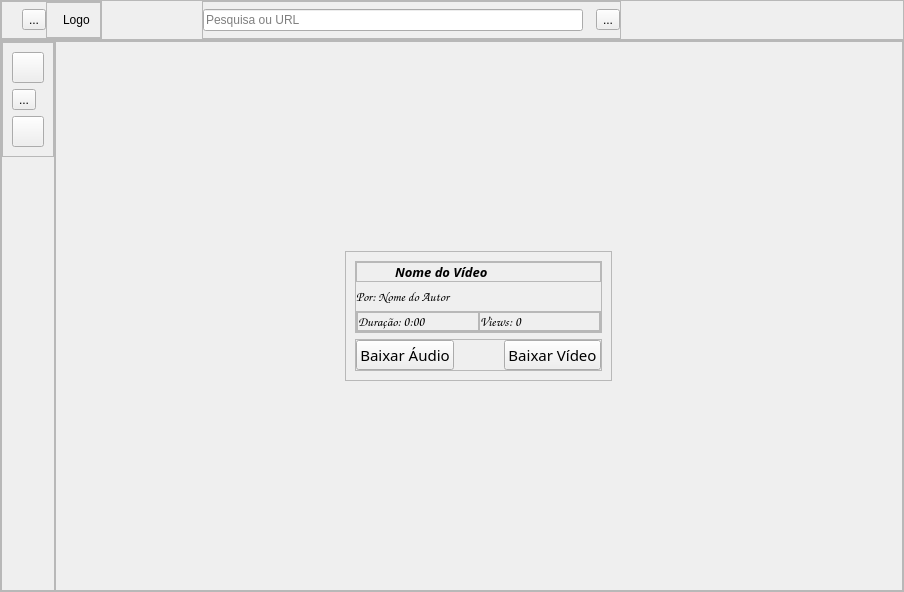
This is pytube.ui in ctrl-brokencode/PyTube as Qt 5 draws it before an edit. The edited form follows.
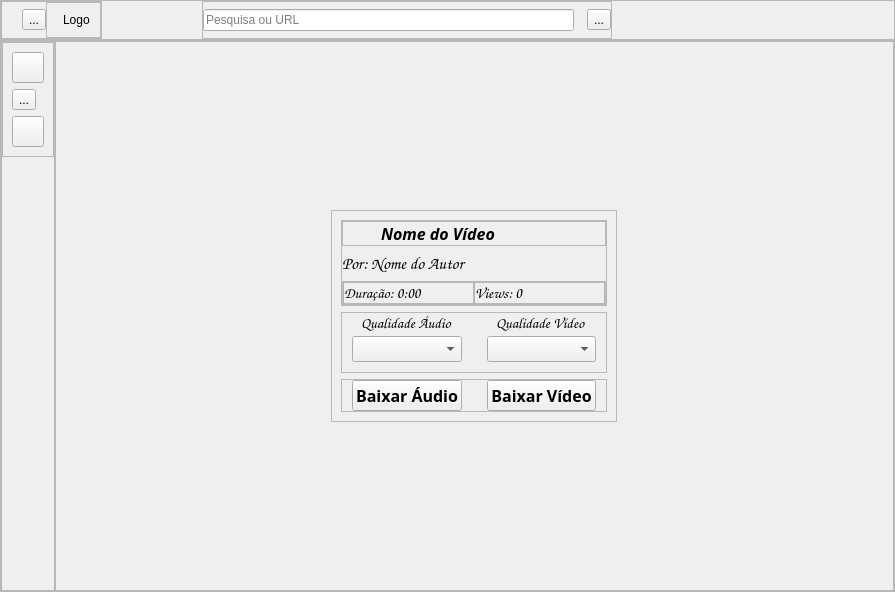
This is the edited form. Icons and pictures are not drawn.

What changed in the file:
```diff
--- a/pytube.ui
+++ b/pytube.ui
@@ -6,7 +6,7 @@
    <rect>
     <x>0</x>
     <y>0</y>
-    <width>904</width>
+    <width>895</width>
     <height>592</height>
    </rect>
   </property>
@@ -579,7 +579,7 @@
                          <property name="font">
                           <font>
                            <family>Ebrima</family>
-                           <pointsize>10</pointsize>
+                           <pointsize>12</pointsize>
                            <italic>true</italic>
                            <bold>true</bold>
                           </font>
@@ -600,13 +600,16 @@
                       <property name="font">
                        <font>
                         <family>Comic Sans MS</family>
-                        <pointsize>10</pointsize>
+                        <pointsize>13</pointsize>
                         <italic>true</italic>
                        </font>
                       </property>
                       <property name="text">
                        <string>Por: Nome do Autor</string>
                       </property>
+                      <property name="margin">
+                       <number>0</number>
+                      </property>
                      </widget>
                     </item>
                     <item>
@@ -662,7 +665,7 @@
                             <property name="font">
                              <font>
                               <family>Comic Sans MS</family>
-                              <pointsize>10</pointsize>
+                              <pointsize>11</pointsize>
                              </font>
                             </property>
                             <property name="text">
@@ -702,7 +705,7 @@
                             <property name="font">
                              <font>
                               <family>Comic Sans MS</family>
-                              <pointsize>10</pointsize>
+                              <pointsize>11</pointsize>
                              </font>
                             </property>
                             <property name="text">
@@ -719,6 +722,100 @@
                    </layout>
                   </widget>
                  </item>
+                 <item>
+                  <widget class="QFrame" name="frame_qualidade">
+                   <property name="font">
+                    <font>
+                     <pointsize>8</pointsize>
+                    </font>
+                   </property>
+                   <property name="frameShape">
+                    <enum>QFrame::StyledPanel</enum>
+                   </property>
+                   <property name="frameShadow">
+                    <enum>QFrame::Raised</enum>
+                   </property>
+                   <layout class="QGridLayout" name="gridLayout">
+                    <property name="leftMargin">
+                     <number>10</number>
+                    </property>
+                    <property name="topMargin">
+                     <number>0</number>
+                    </property>
+                    <property name="rightMargin">
+                     <number>10</number>
+                    </property>
+                    <property name="bottomMargin">
+                     <number>10</number>
+                    </property>
+                    <property name="horizontalSpacing">
+                     <number>25</number>
+                    </property>
+                    <property name="verticalSpacing">
+                     <number>3</number>
+                    </property>
+                    <item row="1" column="0">
+                     <widget class="QComboBox" name="qualidade_audio">
+                      <property name="font">
+                       <font>
+                        <family>Arial</family>
+                        <pointsize>11</pointsize>
+                        <bold>true</bold>
+                       </font>
+                      </property>
+                      <property name="cursor">
+                       <cursorShape>PointingHandCursor</cursorShape>
+                      </property>
+                     </widget>
+                    </item>
+                    <item row="1" column="1">
+                     <widget class="QComboBox" name="qualidade_video">
+                      <property name="font">
+                       <font>
+                        <family>Arial</family>
+                        <pointsize>11</pointsize>
+                        <italic>false</italic>
+                        <bold>true</bold>
+                       </font>
+                      </property>
+                      <property name="cursor">
+                       <cursorShape>PointingHandCursor</cursorShape>
+                      </property>
+                     </widget>
+                    </item>
+                    <item row="0" column="0" alignment="Qt::AlignHCenter">
+                     <widget class="QLabel" name="label_qualidade_audio">
+                      <property name="font">
+                       <font>
+                        <family>Comic Sans MS</family>
+                        <pointsize>11</pointsize>
+                        <italic>true</italic>
+                        <bold>false</bold>
+                       </font>
+                      </property>
+                      <property name="text">
+                       <string>Qualidade Áudio</string>
+                      </property>
+                     </widget>
+                    </item>
+                    <item row="0" column="1" alignment="Qt::AlignHCenter">
+                     <widget class="QLabel" name="label_qualidade_video">
+                      <property name="font">
+                       <font>
+                        <family>Comic Sans MS</family>
+                        <pointsize>11</pointsize>
+                        <italic>true</italic>
+                        <bold>false</bold>
+                       </font>
+                      </property>
+                      <property name="text">
+                       <string>Qualidade Vídeo</string>
+                      </property>
+                     </widget>
+                    </item>
+                   </layout>
+                  </widget>
+                 </item>
                  <item>
                   <widget class="QFrame" name="frame_video_btns">
                    <property name="frameShape">
@@ -729,16 +826,16 @@
                    </property>
                    <layout class="QHBoxLayout" name="horizontalLayout_10">
                     <property name="spacing">
-                     <number>50</number>
+                     <number>25</number>
                     </property>
                     <property name="leftMargin">
-                     <number>0</number>
+                     <number>10</number>
                     </property>
                     <property name="topMargin">
                      <number>0</number>
                     </property>
                     <property name="rightMargin">
-                     <number>0</number>
+                     <number>10</number>
                     </property>
                     <property name="bottomMargin">
                      <number>0</number>
@@ -748,8 +845,8 @@
                       <property name="font">
                        <font>
                         <family>Microsoft YaHei</family>
-                        <pointsize>11</pointsize>
-                        <bold>false</bold>
+                        <pointsize>12</pointsize>
+                        <bold>true</bold>
                        </font>
                       </property>
                       <property name="cursor">
@@ -765,8 +862,8 @@
                       <property name="font">
                        <font>
                         <family>Microsoft YaHei</family>
-                        <pointsize>11</pointsize>
-                        <bold>false</bold>
+                        <pointsize>12</pointsize>
+                        <bold>true</bold>
                        </font>
                       </property>
                       <property name="cursor">
```
Left out of the diff: 33 changed lines with no effect on the pictures.
